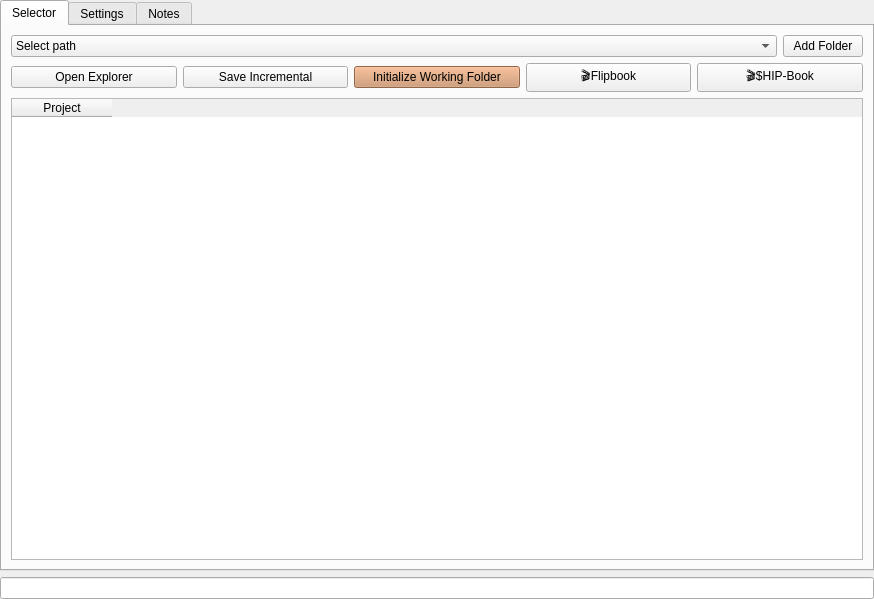
Before: the Qt Designer form scripts/python/LVProjectManager/LVProjectManager2.ui in lukevanlukevan/LV-Tools, drawn with Qt 5.
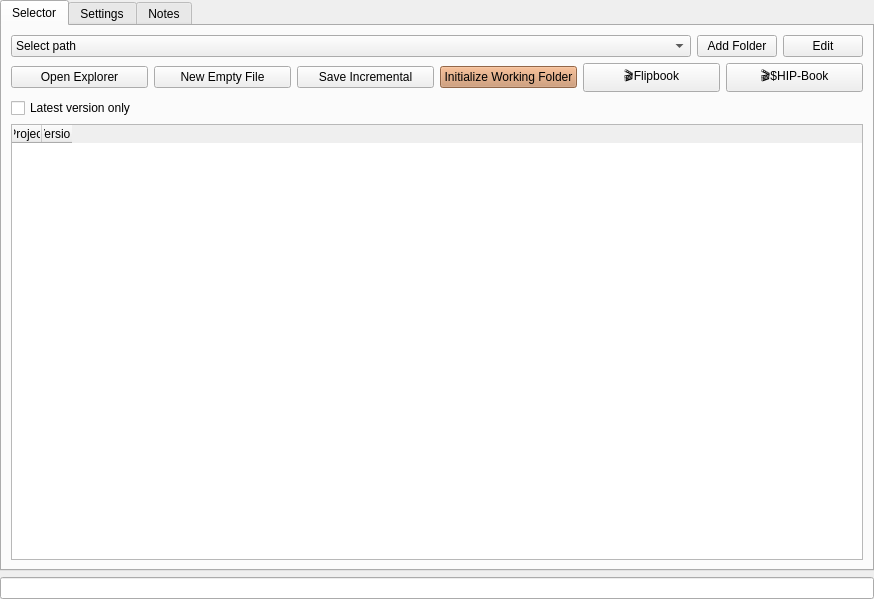
After: the same form once the commit is applied.

The edit to the form file:
```diff
--- a/scripts/python/LVProjectManager/LVProjectManager2.ui
+++ b/scripts/python/LVProjectManager/LVProjectManager2.ui
@@ -37,14 +37,7 @@
       </attribute>
       <layout class="QVBoxLayout" name="verticalLayout_2">
        <item>
-        <layout class="QGridLayout" name="gridLayout" columnstretch="1,0">
-         <item row="0" column="1">
-          <widget class="QPushButton" name="folders_btn">
-           <property name="text">
-            <string>Add Folder</string>
-           </property>
-          </widget>
-         </item>
+        <layout class="QGridLayout" name="gridLayout" columnstretch="1,0,0">
          <item row="0" column="0">
           <widget class="QComboBox" name="jobs">
            <item>
@@ -54,6 +47,20 @@
            </item>
           </widget>
          </item>
+         <item row="0" column="1">
+          <widget class="QPushButton" name="folders_btn">
+           <property name="text">
+            <string>Add Folder</string>
+           </property>
+          </widget>
+         </item>
+         <item row="0" column="2">
+          <widget class="QPushButton" name="editBtn">
+           <property name="text">
+            <string>Edit</string>
+           </property>
+          </widget>
+         </item>
         </layout>
        </item>
        <item>
@@ -68,6 +75,13 @@
            </property>
           </widget>
          </item>
+         <item>
+          <widget class="QPushButton" name="newBtn">
+           <property name="text">
+            <string>New Empty File</string>
+           </property>
+          </widget>
+         </item>
          <item>
           <widget class="QPushButton" name="incBtn">
            <property name="text">
@@ -111,6 +125,17 @@
          </item>
         </layout>
        </item>
+       <item>
+        <layout class="QHBoxLayout" name="horizontalLayout_2">
+         <item>
+          <widget class="QCheckBox" name="latestToggle">
+           <property name="text">
+            <string>Latest version only</string>
+           </property>
+          </widget>
+         </item>
+        </layout>
+       </item>
        <item>
         <widget class="QTableWidget" name="table">
          <property name="dragDropOverwriteMode">
@@ -119,11 +144,25 @@
          <property name="rowCount">
           <number>0</number>
          </property>
+         <attribute name="horizontalHeaderCascadingSectionResizes">
+          <bool>false</bool>
+         </attribute>
+         <attribute name="horizontalHeaderDefaultSectionSize">
+          <number>30</number>
+         </attribute>
          <column>
           <property name="text">
            <string>Project</string>
           </property>
          </column>
+         <column>
+          <property name="text">
+           <string>Version</string>
+          </property>
+          <property name="textAlignment">
+           <set>AlignCenter</set>
+          </property>
+         </column>
         </widget>
        </item>
       </layout>
```
